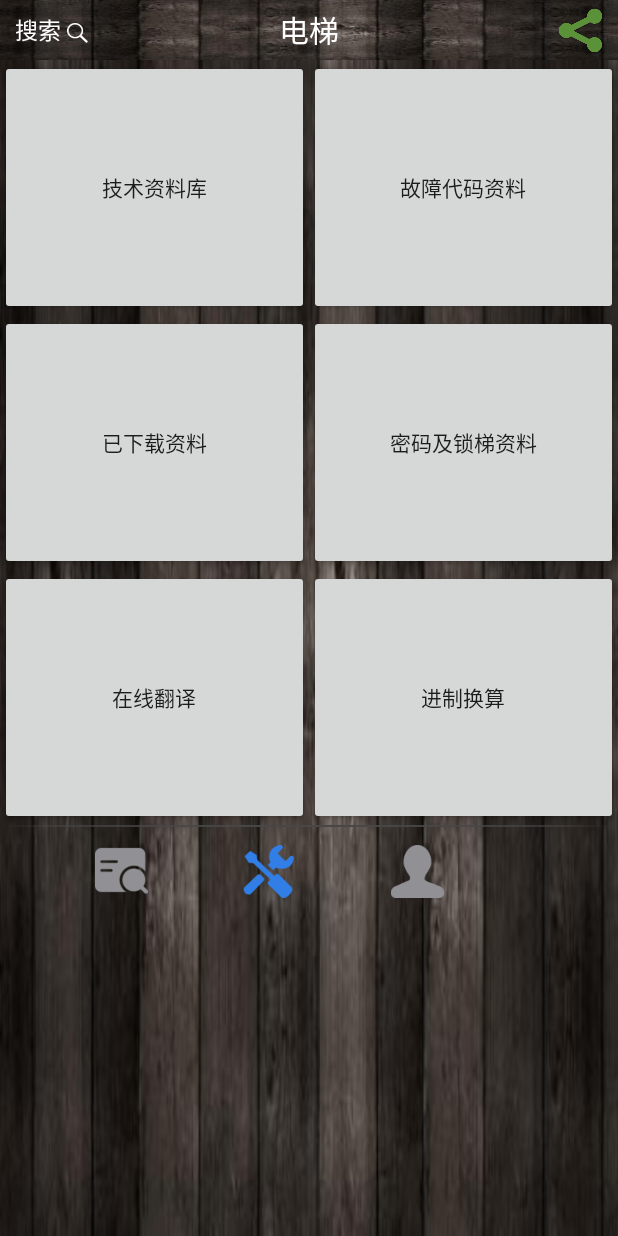
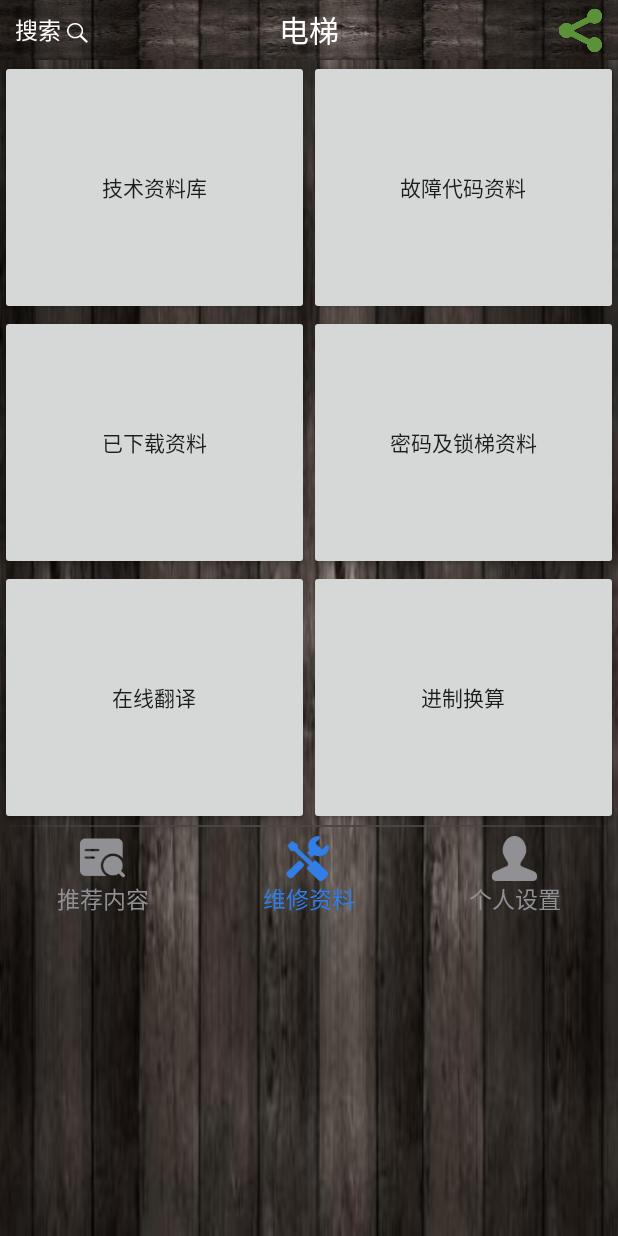
Before and after one commit to iEasier/easier, an Android app: the screen it shows after launch (MainActivity), on a phone screen of 412 x 824 dp. Run offline under Robolectric (Android 15) with nearby library versions, the phone set to English and light mode, and no system bars; libraries missing offline, so code that uses them is left out: com.facebook.drawee, com.tencent.mm; 1 statement that could not run was skipped.

Commit message:
【修改人】方亮 【Defect】N/A 【Story】N/A 【修改原因】 添加带码

```diff
--- a/app/src/main/java/easier/com/easier/DetailActivity.java
+++ b/app/src/main/java/easier/com/easier/DetailActivity.java
@@ -57,7 +57,9 @@ public class DetailActivity extends DialogFragmentActivity implements View.OnCli
                 .setFadeDuration(5000)
                 //构建
                 .build();
-        Log.i("here","here");
+        Intent intent = getActivity().getIntent();
+        String uri = intent.getStringExtra("uri");
+        Log.i("here", "" + uri);
         RoundingParams rp = new RoundingParams();
         rp.setRoundAsCircle(true);
         View view = inflater.inflate(R.layout.detail_main, container);
@@ -68,7 +70,7 @@ public class DetailActivity extends DialogFragmentActivity implements View.OnCli
         detail_textView = view.findViewById(R.id.detail_textView);
         detail_cancel = view.findViewById(R.id.detail_cancel);
         detail_call = view.findViewById(R.id.detail_call);
-        Uri uri = Uri.parse("http://image5.tuku.cn/pic/wallpaper/fengjing/menghuandaziranmeijingbizhi/009.jpg");
+//        Uri uri = Uri.parse("http://image5.tuku.cn/pic/wallpaper/fengjing/menghuandaziranmeijingbizhi/009.jpg");
         detail_simpleDraw.setImageURI(uri);
         detail_simpleDraw.setHierarchy(hierarchy);
         String text = "咨询人员:方先生\n";
--- a/app/src/main/java/easier/com/easier/MainActivity.java
+++ b/app/src/main/java/easier/com/easier/MainActivity.java
@@ -3,12 +3,15 @@ package easier.com.easier;
 import android.content.Intent;
 import android.graphics.Bitmap;
 import android.graphics.BitmapFactory;
+import android.graphics.Color;
 import android.graphics.drawable.Drawable;
 import android.os.Bundle;
 import android.util.Log;
 import android.view.KeyEvent;
 import android.view.View;
 import android.widget.Button;
+import android.widget.LinearLayout;
+import android.widget.TextView;
 import android.widget.Toast;
 
 import com.facebook.drawee.backends.pipeline.Fresco;
@@ -32,6 +35,16 @@ public class MainActivity extends TopBarActivity implements View.OnClickListener
     private Button home_Recommend;
     private Button home;
     private Button home_Setting;
+    //    tips
+    private TextView home_tips;
+    private TextView recommend_tips;
+    private TextView setting_tips;
+    private int tipsFocusColor;
+    private int tipColor;
+
+    private LinearLayout homes;
+    private LinearLayout home_Recommends;
+    private LinearLayout home_Settings;
 
     @Override
     protected void onCreate(Bundle savedInstanceState) {
@@ -106,9 +119,24 @@ public class MainActivity extends TopBarActivity implements View.OnClickListener
     }
 
     public void changeStatus() {
+        tipsFocusColor = getResources().getColor(R.color.home_tipsFocus);
+        tipColor = getResources().getColor(R.color.home_tips);
         home_Recommend = findViewById(R.id.home_Recommend);
         home = findViewById(R.id.home);
         home_Setting = findViewById(R.id.home_Setting);
+        //        tips
+        home_tips = findViewById(R.id.home_tips);
+        recommend_tips = findViewById(R.id.recommend_tips);
+        setting_tips = findViewById(R.id.setting_tips);
+
+        home_Recommends = findViewById(R.id.home_Recommends);
+        homes = findViewById(R.id.homes);
+        home_Settings = findViewById(R.id.home_Settings);
+
+        home_Recommends.setOnClickListener(this);
+        homes.setOnClickListener(this);
+        home_Settings.setOnClickListener(this);
+
         home_Recommend.setOnClickListener(this);
         home.setOnClickListener(this);
         home_Setting.setOnClickListener(this);
@@ -118,20 +146,35 @@ public class MainActivity extends TopBarActivity implements View.OnClickListener
     public void onClick(View view) {
         switch (view.getId()) {
             case R.id.home_Recommend:
+            case R.id.home_Recommends:
                 home.setBackground(getDrawable(R.drawable.home));
                 home_Recommend.setBackground(getDrawable(R.drawable.home_recommendfocus));
                 home_Setting.setBackground(getDrawable(R.drawable.home_setting));
+
+                recommend_tips.setTextColor(tipsFocusColor);
+                home_tips.setTextColor(tipColor);
+                setting_tips.setTextColor(tipColor);
                 Intent intent = new Intent();
                 intent.setClass(MainActivity.this, RecommendActivity.class);
                 startActivity(intent);
                 break;
             case R.id.home:
+            case R.id.homes:
+                recommend_tips.setTextColor(tipColor);
+                home_tips.setTextColor(tipsFocusColor);
+                setting_tips.setTextColor(tipColor);
+
                 home.setBackground(getDrawable(R.drawable.home_focus));
                 home_Recommend.setBackground(getDrawable(R.drawable.home_recommend));
                 home_Setting.setBackground(getDrawable(R.drawable.home_setting));
                 Toast.makeText(this, "当前无最新内容", Toast.LENGTH_SHORT).show();
                 break;
             case R.id.home_Setting:
+            case R.id.home_Settings:
+                recommend_tips.setTextColor(tipColor);
+                home_tips.setTextColor(tipColor);
+                setting_tips.setTextColor(tipsFocusColor);
+
                 home.setBackground(getDrawable(R.drawable.home));
                 home_Setting.setBackground(getDrawable(R.drawable.home_settingfocus));
                 home_Recommend.setBackground(getDrawable(R.drawable.home_recommend));
@@ -145,6 +188,10 @@ public class MainActivity extends TopBarActivity implements View.OnClickListener
         home.setBackground(getDrawable(R.drawable.home_focus));
         home_Recommend.setBackground(getDrawable(R.drawable.home_recommend));
         home_Setting.setBackground(getDrawable(R.drawable.home_setting));
+
+        recommend_tips.setTextColor(tipColor);
+        home_tips.setTextColor(tipsFocusColor);
+        setting_tips.setTextColor(tipColor);
         super.onStart();
     }
 }
--- a/app/src/main/java/easier/com/easier/Recommend/RecommendActivity.java
+++ b/app/src/main/java/easier/com/easier/Recommend/RecommendActivity.java
@@ -19,6 +19,9 @@ import com.facebook.drawee.view.SimpleDraweeView;
 import net.sf.json.JSONArray;
 import net.sf.json.JSONObject;
 
+import java.util.ArrayList;
+import java.util.List;
+
 import easier.com.easier.DetailActivity;
 import easier.com.easier.MainActivity;
 import easier.com.easier.R;
@@ -29,7 +32,7 @@ import easier.com.easier.tools.NotificationActivity;
 
 public class RecommendActivity extends MainActivity {
     private static JSONObject jsonResp;
-    private static JSONArray fileLists;
+    private static JSONArray imagesUrl;
 
     Handler handler = new Handler() {
         @Override
@@ -48,25 +51,22 @@ public class RecommendActivity extends MainActivity {
         setContentView(R.layout.recommend_main);
         setTitle("推荐");
         showShare();
-//        SendRequest();
-        createViews(jsonResp);
+        SendRequest("getRecommends");
         showBackOrSearch(true);
     }
 
     public void createViews(JSONObject jsonResp) {
-//        fileLists = jsonResp.getJSONArray("fileNames");
-        Drawable drawable = this.getDrawable(R.drawable.default_pic);
+        imagesUrl = jsonResp.getJSONArray("imagesUrl");
         DisplayMetrics displayMetrics = new DisplayMetrics();
         getWindowManager().getDefaultDisplay().getMetrics(displayMetrics);
         int widthPixels = displayMetrics.widthPixels;
         RelativeLayout layout = this.findViewById(R.id.recommend_main);
-//        int length = fileLists.size();
-        int length = 20;
-        Button Btn[] = new Button[length];
+        int length = imagesUrl.size();
+        Log.i("length", "" + length);
         SimpleDraweeView simpleDraweeView[] = new SimpleDraweeView[length];
         int j = -1;
-        Uri uri = Uri.parse("http://image5.tuku.cn/pic/wallpaper/fengjing/menghuandaziranmeijingbizhi/009.jpg");
         for (int i = 0; i < length; i++) {
+            Uri uri = Uri.parse(imagesUrl.get(i).toString());
             simpleDraweeView[i] = new SimpleDraweeView(this);
             simpleDraweeView[i].setId(5000 + i);
             simpleDraweeView[i].setImageURI(uri);
@@ -85,8 +85,12 @@ public class RecommendActivity extends MainActivity {
                 @Override
                 public void onClick(View view) {
                     Log.i("点击文件夹", "当前点击的文件夹是" + index);
-                    DetailActivity detail = new DetailActivity();
-                    detail.show(getFragmentManager(), "");
+//                    DetailActivity detail = new DetailActivity();
+                    Intent intent = new Intent();
+                    intent.setClass(RecommendActivity.this,DetailActivity.class);
+                    intent.putExtra("uri", Uri.parse(imagesUrl.get(index).toString()));
+                    startActivity(intent);
+//                    detail.show(getFragmentManager(), "");
                 }
             });
         }
--- a/app/src/main/java/easier/com/easier/Resource/ResourceSubActivity.java
+++ b/app/src/main/java/easier/com/easier/Resource/ResourceSubActivity.java
@@ -32,7 +32,7 @@ import easier.com.easier.tools.OpenFileActivity;
 
 public class ResourceSubActivity extends TopBarActivity {
     private static JSONObject jsonResp;
-    private Button button_backward;
+    private ImageView Image_backward;
     private static String rootPath = "/sdcard/easier/";
 
     Handler handler = new Handler() {
@@ -62,8 +62,8 @@ public class ResourceSubActivity extends TopBarActivity {
         showBackOrSearch(true);
         showShare();
         SendRequest("getFileContent", fileName);
-        button_backward = findViewById(R.id.Image_backward);
-        button_backward.setOnClickListener(new View.OnClickListener() {
+        Image_backward = findViewById(R.id.Image_backward);
+        Image_backward.setOnClickListener(new View.OnClickListener() {
             @Override
             public void onClick(View v) {
                 ResourceSubActivity.this.finish();
--- a/app/src/main/java/easier/com/easier/tools/InterfaceActivity.java
+++ b/app/src/main/java/easier/com/easier/tools/InterfaceActivity.java
@@ -30,7 +30,7 @@ public class InterfaceActivity {
             jsonResp.put("retCode", -1);
             Log.e("接口调用失败：", e.getMessage());
         }
-        Log.d("接口调用结果", jsonResp.toString());
+        Log.i("接口调用结果", jsonResp.toString());
         return jsonResp;
     }
 
--- a/app/src/main/res/layout/home_main.xml
+++ b/app/src/main/res/layout/home_main.xml
@@ -94,33 +94,81 @@
         android:background="@drawable/line" />
 
     <LinearLayout
+        android:id="@+id/home_Recommends"
         android:layout_width="match_parent"
         android:layout_height="wrap_content"
-        android:layout_marginTop="12dp"
+        android:layout_marginTop="6dp"
         android:orientation="horizontal">
+        <!--推荐-->
+        <LinearLayout
+            android:layout_width="0dp"
+            android:layout_height="match_parent"
+            android:layout_weight="1"
+            android:gravity="center"
+            android:orientation="vertical">
 
             <Button
                 android:id="@+id/home_Recommend"
-            android:layout_width="35dp"
-            android:layout_height="35dp"
-            android:layout_marginLeft="63.5dp"
-            android:background="@drawable/home_recommend"
-            android:onClick="click" />
+                android:layout_width="30dp"
+                android:layout_height="30dp"
+                android:background="@drawable/home_recommend" />
+
+            <TextView
+                android:id="@+id/recommend_tips"
+                android:layout_width="match_parent"
+                android:layout_height="wrap_content"
+                android:gravity="center"
+                android:text="@string/home_recommend"
+                android:textColor="@color/home_tips"
+                android:textSize="7pt" />
+        </LinearLayout>
+        <!--主页-->
+        <LinearLayout
+            android:id="@+id/homes"
+            android:layout_width="0dp"
+            android:layout_height="match_parent"
+            android:layout_weight="1"
+            android:gravity="center"
+            android:orientation="vertical">
 
             <Button
                 android:id="@+id/home"
-            android:layout_width="35dp"
-            android:layout_height="35dp"
-            android:layout_marginLeft="63.5dp"
-            android:background="@drawable/home_focus"
-            android:onClick="click" />
+                android:layout_width="30dp"
+                android:layout_height="30dp"
+                android:background="@drawable/home_focus" />
+
+            <TextView
+                android:id="@+id/home_tips"
+                android:layout_width="match_parent"
+                android:layout_height="wrap_content"
+                android:gravity="center"
+                android:text="@string/home"
+                android:textColor="@color/home_tipsFocus"
+                android:textSize="7pt" />
+        </LinearLayout>
+        <!--个人信息-->
+        <LinearLayout
+            android:id="@+id/home_Settings"
+            android:layout_width="0dp"
+            android:layout_height="match_parent"
+            android:layout_weight="1"
+            android:gravity="center"
+            android:orientation="vertical">
 
             <Button
                 android:id="@+id/home_Setting"
-            android:layout_width="35dp"
-            android:layout_height="35dp"
-            android:layout_marginLeft="63.5dp"
-            android:background="@drawable/home_setting"
-            android:onClick="click" />
+                android:layout_width="30dp"
+                android:layout_height="30dp"
+                android:background="@drawable/home_setting" />
+
+            <TextView
+                android:id="@+id/setting_tips"
+                android:layout_width="match_parent"
+                android:layout_height="wrap_content"
+                android:gravity="center"
+                android:text="@string/home_setting"
+                android:textColor="@color/home_tips"
+                android:textSize="7pt" />
         </LinearLayout>
     </LinearLayout>
+</LinearLayout>
--- a/app/src/main/res/values/colors.xml
+++ b/app/src/main/res/values/colors.xml
@@ -8,4 +8,6 @@
     <color name="style_home">#D6D7D7</color>
     <color name="style_topBar">#202128</color>
     <color name="transparent">#00000000</color>
+    <color name="home_tipsFocus">#317EE7</color>
+    <color name="home_tips">#909095</color>
 </resources>
--- a/app/src/main/res/values/strings.xml
+++ b/app/src/main/res/values/strings.xml
@@ -12,5 +12,8 @@
     <string name="QQ">QQ</string>
     <string name="WeiXin">微信</string>
     <string name="search">搜索</string>
+    <string name="home_recommend">推荐内容</string>
+    <string name="home">维修资料</string>
+    <string name="home_setting">个人设置</string>
     <string name="share_dec">每个人心中都有非常喜欢的一句话,关于爱情、友情、人生、理想等。这些话能给您带来无限的正能量。“句句经典”经典语句分享平台,分享您最喜欢的经典语句!</string>
 </resources>
```
Lines whose indentation alone changed are shown as unchanged.
